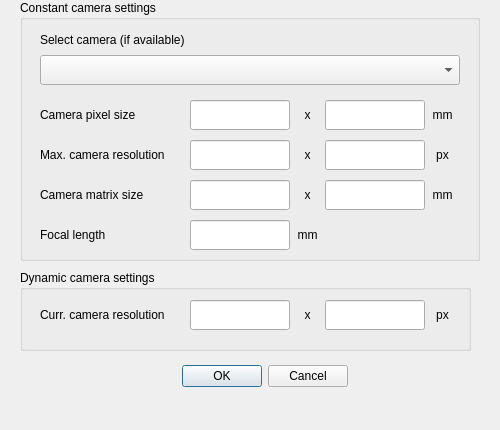
First picture: the form in gui-beta/calib-gui/camerasettings.ui, repository Kuwashitamidayo/camera_calib, before the edit.
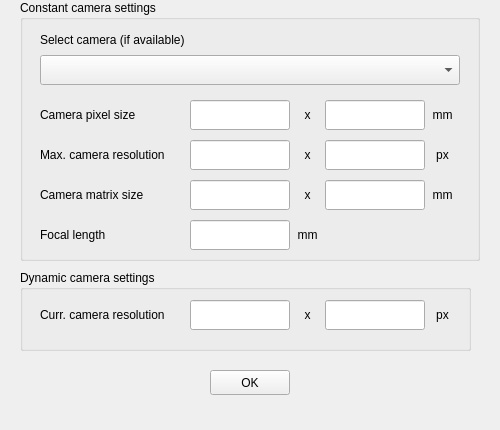
Second picture: the form after the edit.

Commit message: GUI is now reorganized. Added connection between both windows parameters, now camera matrix and distance coefficients are updated when needed.

Patch:
```diff
--- a/gui-beta/calib-gui/camerasettings.ui
+++ b/gui-beta/calib-gui/camerasettings.ui
@@ -10,6 +10,9 @@
     <height>430</height>
    </rect>
   </property>
+  <property name="features">
+   <set>QDockWidget::DockWidgetMovable</set>
+  </property>
   <property name="windowTitle">
    <string>Camera settings</string>
   </property>
@@ -284,19 +287,6 @@
      </property>
     </widget>
    </widget>
-   <widget class="QDialogButtonBox" name="buttonBox">
-    <property name="geometry">
-     <rect>
-      <x>172</x>
-      <y>360</y>
-      <width>176</width>
-      <height>33</height>
-     </rect>
-    </property>
-    <property name="standardButtons">
-     <set>QDialogButtonBox::Cancel|QDialogButtonBox::Ok</set>
-    </property>
-   </widget>
    <widget class="QGroupBox" name="groupDynamixCamSettings">
     <property name="geometry">
      <rect>
@@ -375,6 +365,19 @@
      </property>
     </widget>
    </widget>
+   <widget class="QPushButton" name="butApply">
+    <property name="geometry">
+     <rect>
+      <x>210</x>
+      <y>370</y>
+      <width>80</width>
+      <height>25</height>
+     </rect>
+    </property>
+    <property name="text">
+     <string>OK</string>
+    </property>
+   </widget>
   </widget>
  </widget>
  <resources/>
```
The commit also changes 7 other files.
